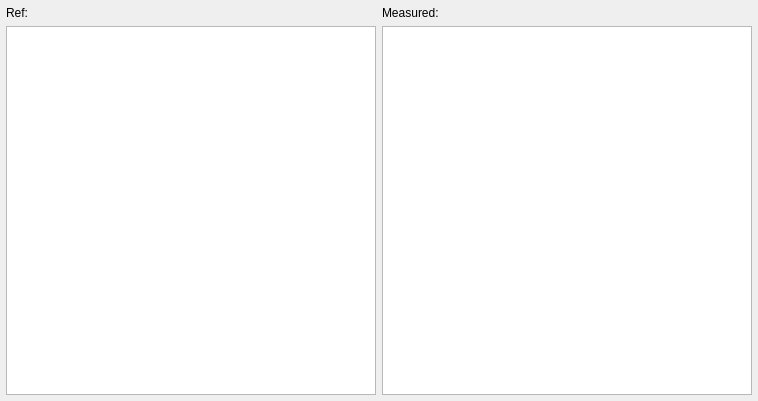
Qt form autotest/resultdialog.ui (XRay3D/AmkTester) before a commit.
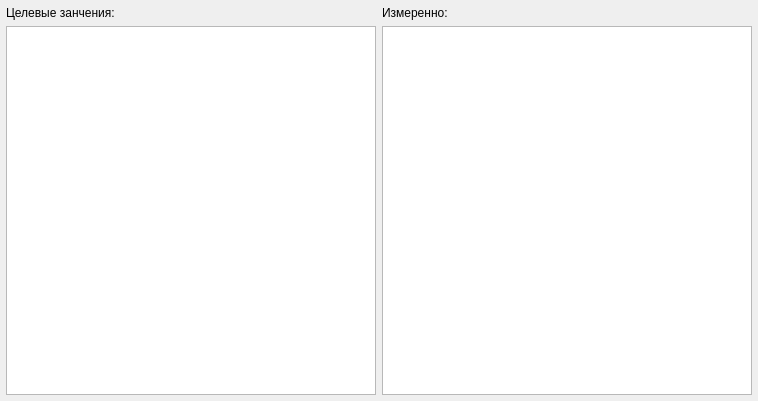
The same form after that commit. Custom widgets are drawn as their Qt base class.

The edit to the form file:
```diff
--- a/autotest/resultdialog.ui
+++ b/autotest/resultdialog.ui
@@ -35,14 +35,14 @@
    <item row="0" column="0">
     <widget class="QLabel" name="label">
      <property name="text">
-      <string>Ref:</string>
+      <string>Целевые занчения:</string>
      </property>
     </widget>
    </item>
    <item row="0" column="1">
     <widget class="QLabel" name="label_2">
      <property name="text">
-      <string>Measured:</string>
+      <string>Измеренно:</string>
      </property>
     </widget>
    </item>
```
